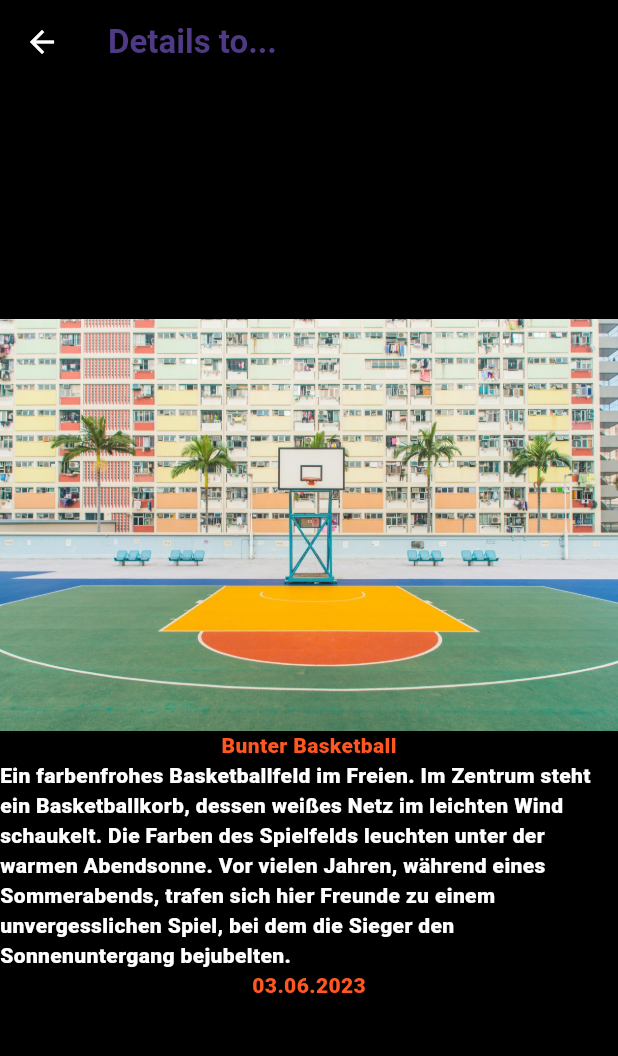
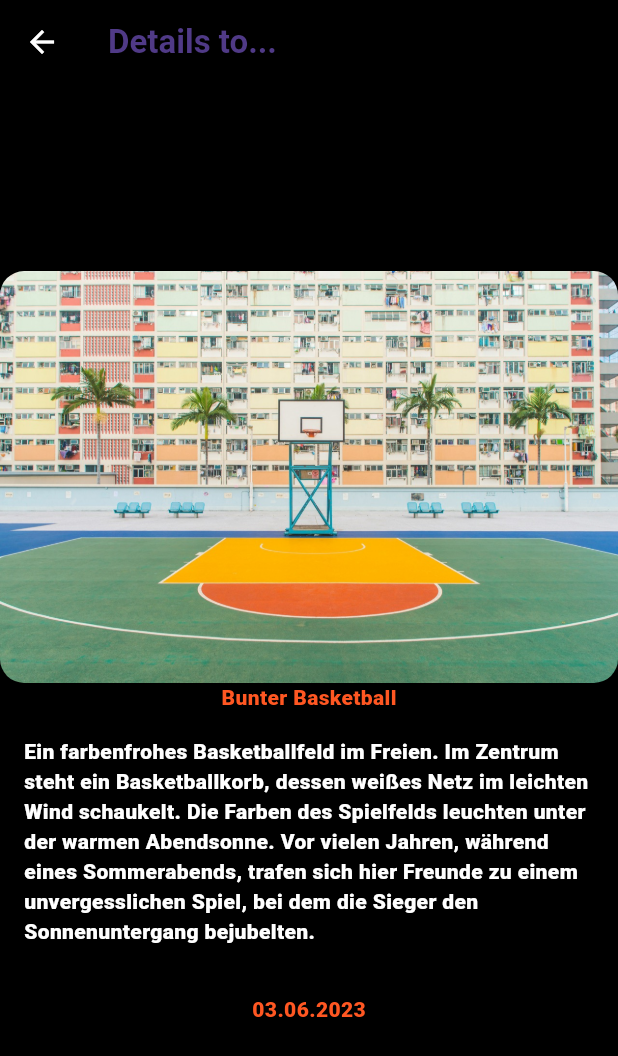
Before and after one commit to Seno91/bildergalerie_app, a Flutter app: the screen it shows after launch, after a tap on "Bunter Basketball", on a phone screen of 412 x 824 dp. Shown: the top 1056 px of the screen. Run offline on Flutter 3.47's test engine with Material 3 defaults, Android fonts, the phone set to English and light mode, and no system bars.

Commit message:
Added SafeArea in Details Screen

```diff
--- a/lib/features/screens/details_screen.dart
+++ b/lib/features/screens/details_screen.dart
@@ -27,7 +27,9 @@ class DetailsScreen extends StatelessWidget {
             mainAxisAlignment: MainAxisAlignment.center,
             crossAxisAlignment: CrossAxisAlignment.center,
             children: [
-              Image.asset(galleryItem.imagePath),
+              ClipRRect(
+                  borderRadius: BorderRadius.circular(16),
+                  child: Image.asset(galleryItem.imagePath)),
               Text(
                 galleryItem.imageTitle,
                 style: const TextStyle(
@@ -35,15 +37,21 @@ class DetailsScreen extends StatelessWidget {
                   fontWeight: FontWeight.w800,
                 ),
               ),
-              Text(
+              SafeArea(
+                minimum: const EdgeInsets.all(16),
+                child: Text(
                   galleryItem.imageDescription,
                   style: const TextStyle(
                       color: Colors.white, fontWeight: FontWeight.w800),
                 ),
-              Text(
+              ),
+              SafeArea(
+                minimum: const EdgeInsets.all(16),
+                child: Text(
                   galleryItem.imageDate,
                   style: const TextStyle(
                       color: Colors.deepOrange, fontWeight: FontWeight.w800),
+                ),
               ),
             ],
           ),
```
Lines whose indentation alone changed are shown as unchanged.
